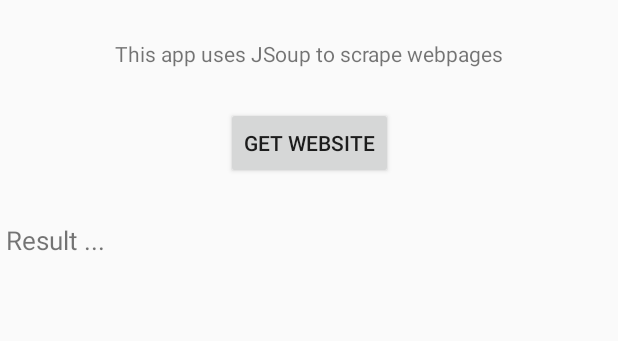
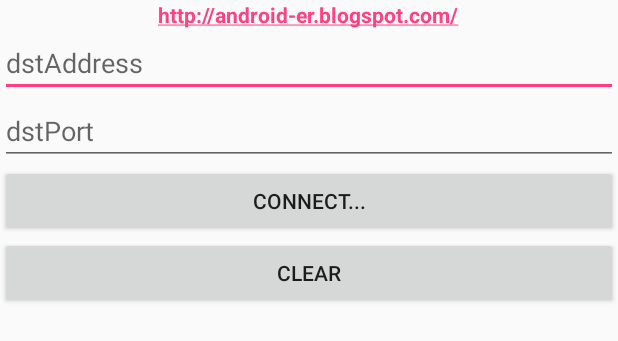
Before and after one commit to yongllyong123/project-1, an Android app: the layout activity_main.xml on its own in the app's theme, with its tools: preview values and no code run, on a phone screen of 412 x 824 dp. Shown: the top 341 px of the screen. Run offline under Robolectric (Android 15) with nearby library versions, the phone set to English and light mode, and no system bars.

Commit message:
using http://android-er.blogspot.com/2014/02/android-sercerclient-example-client.html as reference code

```diff
--- a/CarSensor/app/src/main/AndroidManifest.xml
+++ b/CarSensor/app/src/main/AndroidManifest.xml
@@ -1,6 +1,9 @@
 <?xml version="1.0" encoding="utf-8"?>
 <manifest xmlns:android="http://schemas.android.com/apk/res/android"
     package="com.example.daniel.carsensor">
+
+    <uses-permission android:name="android.permission.INTERNET" />
+    <uses-permission android:name="android.permission.ACCESS_NETWORK_STATE" />
 
     <application
         android:allowBackup="true"
@@ -18,6 +21,4 @@
         </activity>
     </application>
 
-    <uses-permission android:name="android.permission.INTERNET" />
-
 </manifest>
--- a/CarSensor/app/src/main/res/layout/activity_main.xml
+++ b/CarSensor/app/src/main/res/layout/activity_main.xml
@@ -1,46 +1,40 @@
-<?xml version="1.0" encoding="utf-8"?>
-<android.support.constraint.ConstraintLayout xmlns:android="http://schemas.android.com/apk/res/android"
-    xmlns:app="http://schemas.android.com/apk/res-auto"
+<LinearLayout xmlns:android="http://schemas.android.com/apk/res/android"
     xmlns:tools="http://schemas.android.com/tools"
     android:layout_width="match_parent"
     android:layout_height="match_parent"
-    tools:context="com.example.daniel.carsensor.MainActivity">
+    android:orientation="vertical"
+    tools:context=".MainActivity" >
 
     <TextView
         android:layout_width="wrap_content"
         android:layout_height="wrap_content"
-        android:text="This app uses JSoup to scrape webpages"
-        app:layout_constraintBottom_toBottomOf="parent"
-        app:layout_constraintLeft_toLeftOf="parent"
-        app:layout_constraintRight_toRightOf="parent"
-        app:layout_constraintTop_toTopOf="parent"
-        app:layout_constraintVertical_bias="0.032" />
+        android:layout_gravity="center_horizontal"
+        android:autoLink="web"
+        android:text="http://android-er.blogspot.com/"
+        android:textStyle="bold" />
+    <EditText
+        android:id="@+id/address"
+        android:layout_width="match_parent"
+        android:layout_height="wrap_content"
+        android:hint="dstAddress" />
+    <EditText
+        android:id="@+id/port"
+        android:layout_width="match_parent"
+        android:layout_height="wrap_content"
+        android:hint="dstPort" />
+    <Button
+        android:id="@+id/connect"
+        android:layout_width="match_parent"
+        android:layout_height="wrap_content"
+        android:text="Connect..."/>
+    <Button
+        android:id="@+id/clear"
+        android:layout_width="match_parent"
+        android:layout_height="wrap_content"
+        android:text="Clear"/>
+    <TextView
+        android:id="@+id/response"
+        android:layout_width="wrap_content"
+        android:layout_height="wrap_content"/>
 
-    <Button
-        android:id="@+id/getBtn"
-        android:layout_width="wrap_content"
-        android:layout_height="wrap_content"
-        android:text="Get website"
-        android:layout_centerHorizontal="true"
-        app:layout_constraintBottom_toBottomOf="parent"
-        app:layout_constraintLeft_toLeftOf="parent"
-        app:layout_constraintRight_toRightOf="parent"
-        app:layout_constraintTop_toTopOf="parent"
-        app:layout_constraintVertical_bias="0.092" />
-
-    <TextView
-        android:id="@+id/result"
-        android:layout_width="wrap_content"
-        android:layout_height="wrap_content"
-        android:text="Result ..."
-        android:layout_centerHorizontal="true"
-        android:layout_below="@id/getBtn"
-        app:layout_constraintBottom_toBottomOf="parent"
-        app:layout_constraintLeft_toLeftOf="parent"
-        app:layout_constraintRight_toRightOf="parent"
-        app:layout_constraintTop_toTopOf="parent"
-        android:textSize="17sp"
-        app:layout_constraintHorizontal_bias="0.012"
-        app:layout_constraintVertical_bias="0.185" />
-
-</android.support.constraint.ConstraintLayout>
+</LinearLayout>
```
Also changed, not shown: CarSensor/app/src/main/java/com/example/daniel/carsensor/MainActivity.java (+97 -43 lines).
